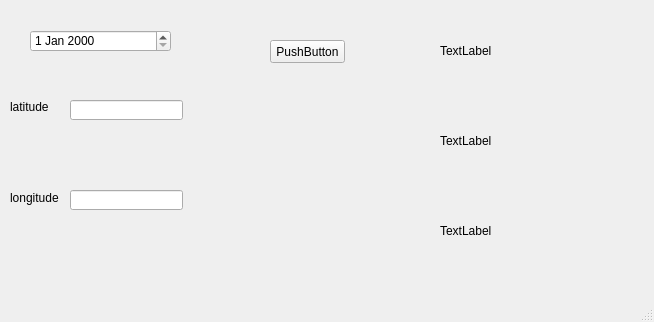
Qt form Code/code with C++ Qt/mainwindow.ui (GhaylenTRIKI/Internship_WATTNOW_GPS) before a commit.
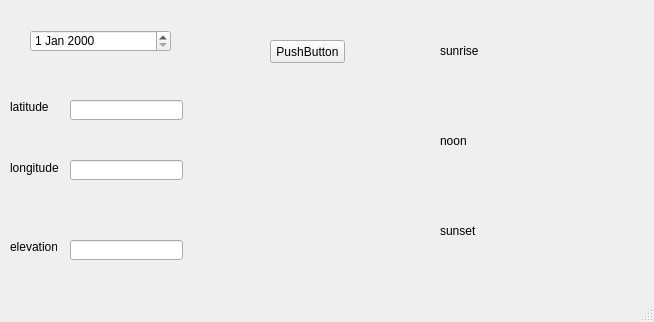
The same form after that commit.

Patch:
```diff
--- a/Code/code with C++ Qt/mainwindow.ui
+++ b/Code/code with C++ Qt/mainwindow.ui
@@ -24,7 +24,7 @@
      </rect>
     </property>
     <property name="text">
-     <string>TextLabel</string>
+     <string>sunrise</string>
     </property>
    </widget>
    <widget class="QPushButton" name="pushButton">
@@ -54,7 +54,7 @@
     <property name="geometry">
      <rect>
       <x>70</x>
-      <y>190</y>
+      <y>160</y>
       <width>113</width>
       <height>20</height>
      </rect>
@@ -77,7 +77,7 @@
     <property name="geometry">
      <rect>
       <x>10</x>
-      <y>190</y>
+      <y>160</y>
       <width>61</width>
       <height>16</height>
      </rect>
@@ -96,7 +96,7 @@
      </rect>
     </property>
     <property name="text">
-     <string>TextLabel</string>
+     <string>noon</string>
     </property>
    </widget>
    <widget class="QLabel" name="label_sunset">
@@ -109,7 +109,7 @@
      </rect>
     </property>
     <property name="text">
-     <string>TextLabel</string>
+     <string>sunset</string>
     </property>
    </widget>
    <widget class="QDateEdit" name="dateEdit">
@@ -135,6 +135,29 @@
      <string/>
     </property>
    </widget>
+   <widget class="QLabel" name="label_elevation">
+    <property name="geometry">
+     <rect>
+      <x>10</x>
+      <y>240</y>
+      <width>47</width>
+      <height>13</height>
+     </rect>
+    </property>
+    <property name="text">
+     <string>elevation</string>
+    </property>
+   </widget>
+   <widget class="QLineEdit" name="lineEdit_elevation">
+    <property name="geometry">
+     <rect>
+      <x>70</x>
+      <y>240</y>
+      <width>113</width>
+      <height>20</height>
+     </rect>
+    </property>
+   </widget>
   </widget>
   <widget class="QMenuBar" name="menubar">
    <property name="geometry">
```
